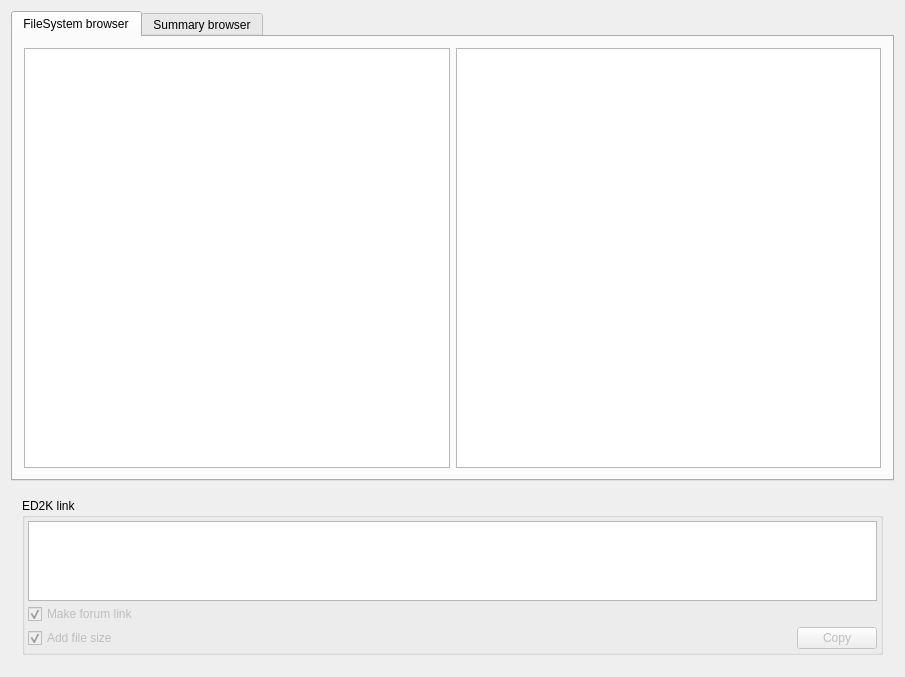
qmule/qmule, file src/files_widget.ui: the form before one commit.
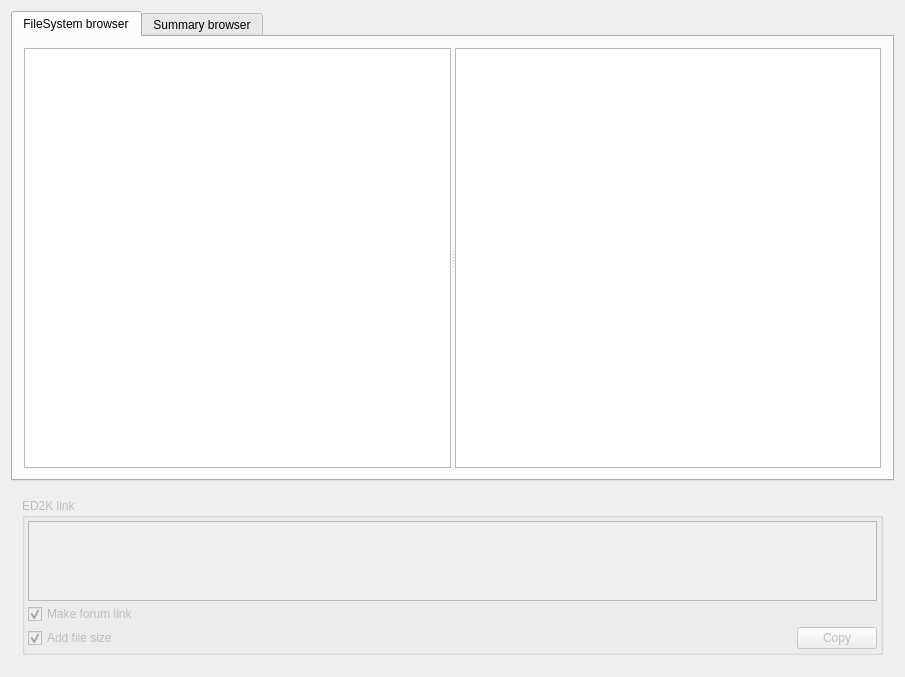
The form after the commit.

The edit to the form file:
```diff
--- a/src/files_widget.ui
+++ b/src/files_widget.ui
@@ -16,20 +16,30 @@
   <layout class="QVBoxLayout" name="verticalLayout_2">
    <item>
     <widget class="QTabWidget" name="tabWidget">
+     <property name="enabled">
+      <bool>true</bool>
+     </property>
      <property name="currentIndex">
       <number>0</number>
      </property>
      <widget class="QWidget" name="tab_1">
+      <property name="enabled">
+       <bool>true</bool>
+      </property>
       <attribute name="title">
        <string>FileSystem browser</string>
       </attribute>
       <layout class="QVBoxLayout" name="verticalLayout_3">
        <item>
-        <layout class="QHBoxLayout" name="horizontalLayout">
-         <item>
-          <widget class="QTreeView" name="treeView"/>
-         </item>
-         <item>
+        <widget class="QSplitter" name="splitter_2">
+         <property name="orientation">
+          <enum>Qt::Horizontal</enum>
+         </property>
+         <widget class="QTreeView" name="treeView">
+          <property name="contextMenuPolicy">
+           <enum>Qt::CustomContextMenu</enum>
+          </property>
+         </widget>
           <widget class="QTableView" name="tableView">
            <property name="selectionMode">
             <enum>QAbstractItemView::SingleSelection</enum>
@@ -56,8 +66,7 @@
             <bool>false</bool>
            </attribute>
           </widget>
-         </item>
-        </layout>
+        </widget>
        </item>
       </layout>
      </widget>
@@ -77,9 +86,15 @@
       <layout class="QVBoxLayout" name="verticalLayout">
        <item>
         <widget class="QGroupBox" name="groupBox">
+         <property name="enabled">
+          <bool>false</bool>
+         </property>
          <property name="title">
           <string>ED2K link</string>
          </property>
+         <property name="checkable">
+          <bool>false</bool>
+         </property>
          <layout class="QGridLayout" name="gridLayout">
           <property name="margin">
            <number>3</number>
```
Left out of the diff: 35 changed lines with no effect on the pictures. Lines whose indentation alone changed are shown as unchanged.
